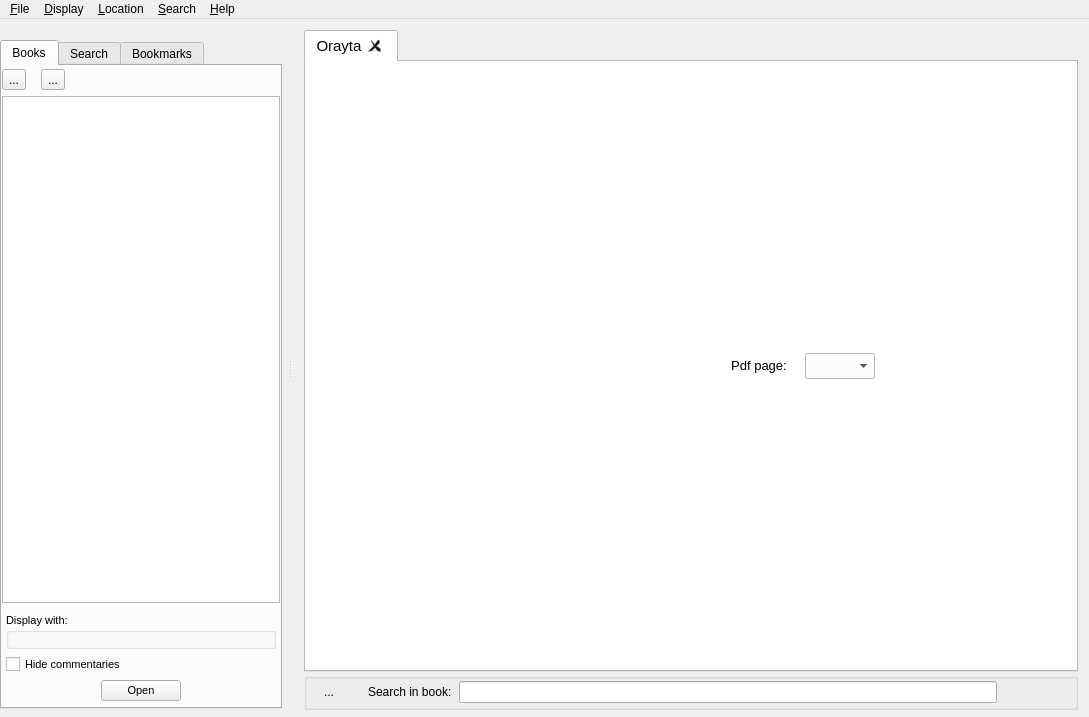
The window that trunk/mainwindow.ui (MosheWagner/Orayta-QT) describes before a commit, drawn with Qt 5.
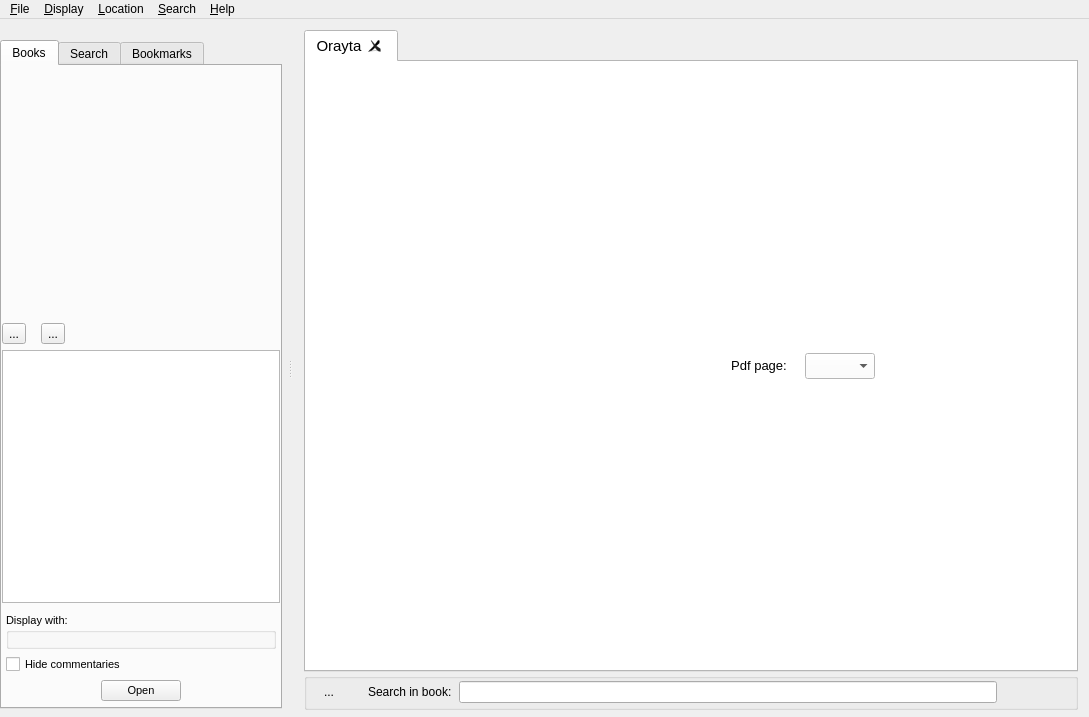
The same window after the commit. Icons and pictures are not drawn. Custom widgets are drawn as their Qt base class.

```diff
--- a/trunk/mainwindow.ui
+++ b/trunk/mainwindow.ui
@@ -1060,10 +1060,23 @@
             <number>0</number>
            </property>
            <item>
-            <layout class="QVBoxLayout" name="verticalLayout" stretch="0,0,0">
+            <layout class="QVBoxLayout" name="verticalLayout" stretch="0,0,0,0">
              <property name="rightMargin">
               <number>0</number>
              </property>
+             <item>
+              <spacer name="verticalSpacer_4">
+               <property name="orientation">
+                <enum>Qt::Vertical</enum>
+               </property>
+               <property name="sizeHint" stdset="0">
+                <size>
+                 <width>20</width>
+                 <height>40</height>
+                </size>
+               </property>
+              </spacer>
+             </item>
              <item>
               <layout class="QHBoxLayout" name="horizontalLayout_2">
                <property name="spacing">
```
Left out of the diff: 2 changed lines with no effect on the pictures.
